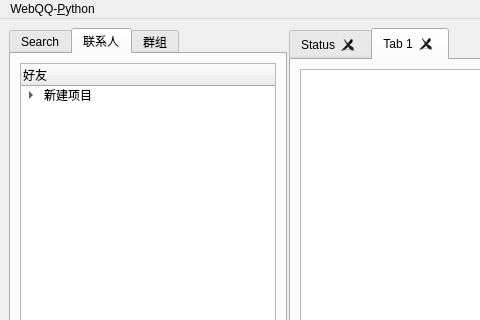
The window that main.ui (xz-dev/cqchat) describes before a commit, drawn with Qt 5; both pictures show x 0 to 480 and y 0 to 320 of the 1208 by 819 pixel window.
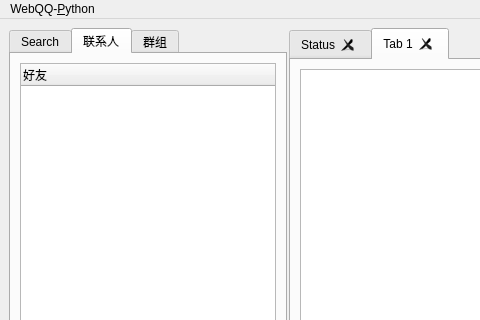
The same window after the commit. Icons and pictures are not drawn.

```diff
--- a/main.ui
+++ b/main.ui
@@ -123,16 +123,6 @@
               <string>好友</string>
              </property>
             </column>
-            <item>
-             <property name="text">
-              <string>新建项目</string>
-             </property>
-             <item>
-              <property name="text">
-               <string>新建子项目</string>
-              </property>
-             </item>
-            </item>
            </widget>
           </item>
          </layout>
```
